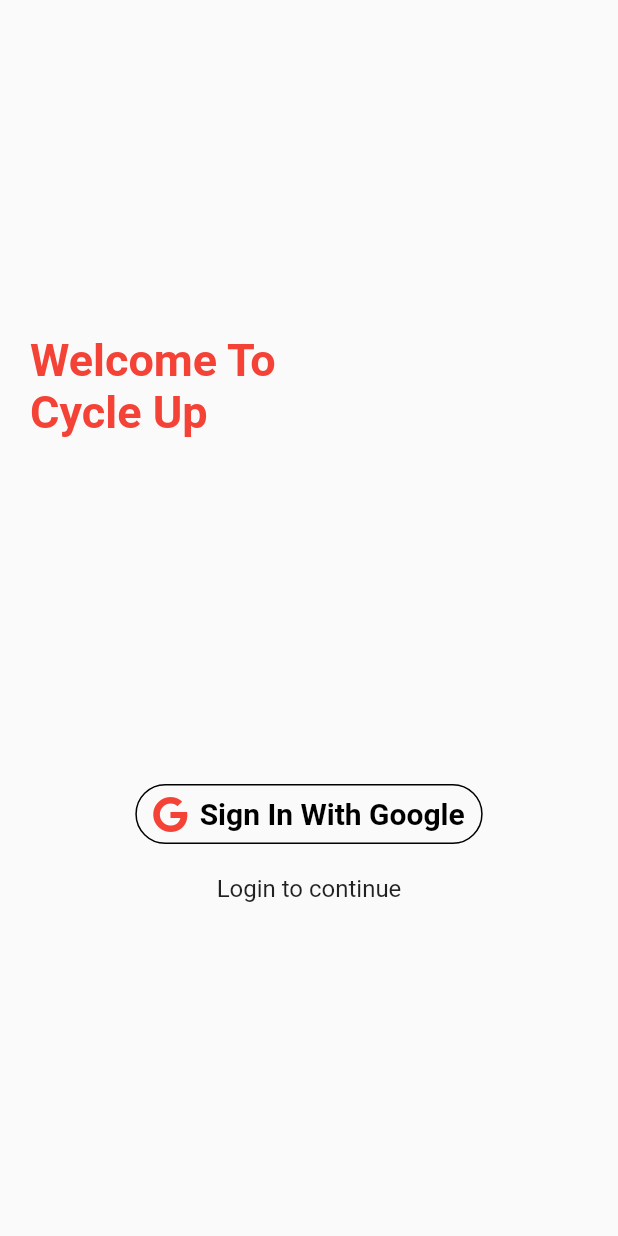
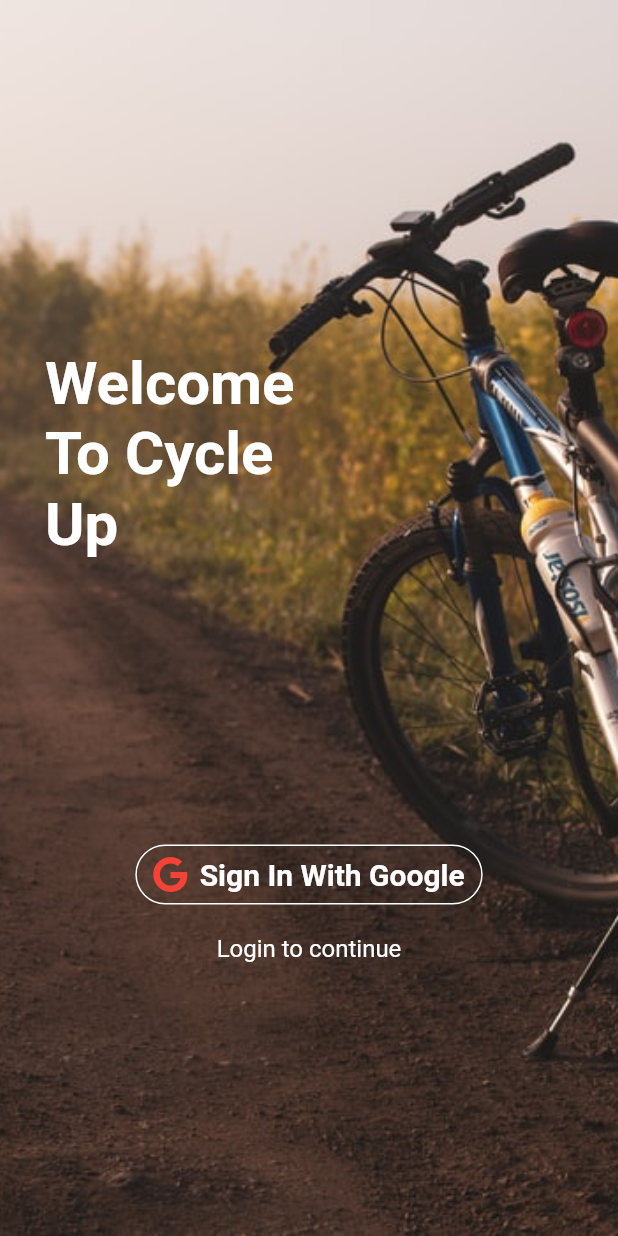
Before and after one commit to Bobby-Migs/CycleUp, a Flutter app: the screen it shows after launch, on a phone screen of 412 x 824 dp. Run offline on Flutter 3.47's test engine with Material 2 defaults, Android fonts, the phone set to English and light mode, and no system bars; our stand-ins replace carousel_pro, firebase_auth, firebase_core, font_awesome_flutter, google_sign_in; accounts and stored records are empty.

Commit message:
6th commit!

```diff
--- a/lib/widget/google_signup_button_widget.dart
+++ b/lib/widget/google_signup_button_widget.dart
@@ -14,9 +14,9 @@ class GoogleSignupButtonWidget extends StatelessWidget {
       ),
       shape: StadiumBorder(),
       padding: EdgeInsets.symmetric(horizontal: 12, vertical: 8),
-      highlightedBorderColor: Colors.black,
-      borderSide: BorderSide(color: Colors.black),
-      textColor: Colors.black,
+      highlightedBorderColor: Colors.white,
+      borderSide: BorderSide(color: Colors.white),
+      textColor: Colors.white,
       icon: FaIcon(FontAwesomeIcons.google, color: Colors.red),
       onPressed: () {
         final provider =
--- a/lib/widget/sign_up_widget.dart
+++ b/lib/widget/sign_up_widget.dart
@@ -9,22 +9,35 @@ class SignUpWidget extends StatelessWidget {
     children: [
       //CustomPaint(painter: BackgroundPainter()),
       buildSignUp(),
+      new Container(
+          decoration: BoxDecoration(
+            image: DecorationImage(
+              image: AssetImage("images/bannerImg3.jpg"),
+              fit: BoxFit.cover,
+            ),
+          ),
+          padding: EdgeInsets.only(top: 50.0),
+          child: buildSignUp())
     ],
   );
 
+
   Widget buildSignUp() => Column(
     children: [
+
       Spacer(),
       Align(
         alignment: Alignment.centerLeft,
+
         child: Container(
-          margin: EdgeInsets.symmetric(horizontal: 20),
-          width: 175,
+
+          margin: EdgeInsets.symmetric(horizontal: 30),
+          width: 200,
           child: Text(
             'Welcome To Cycle Up',
             style: TextStyle(
-              color: Colors.red,
-              fontSize: 30,
+              color: Colors.white,
+              fontSize: 40,
               fontWeight: FontWeight.bold,
             ),
           ),
@@ -35,7 +48,7 @@ class SignUpWidget extends StatelessWidget {
       SizedBox(height: 12),
       Text(
         'Login to continue',
-        style: TextStyle(fontSize: 16),
+        style: TextStyle(fontSize: 16, color: Colors.white,),
       ),
       Spacer(),
     ],
```
